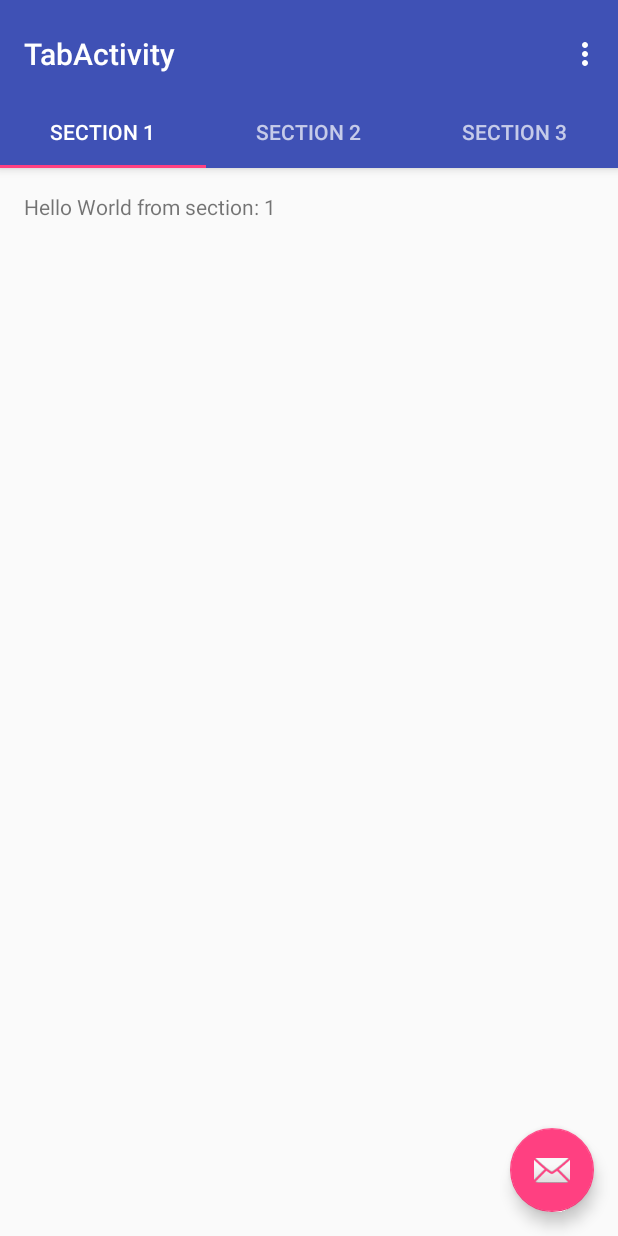
After one commit to subrahmanyamkavvala/Android-Lession, an Android app: the TabActivity screen opened directly, with no data from a screen before it, on a phone screen of 412 x 824 dp. The commit adds this screen. Run offline under Robolectric (Android 15) with nearby library versions, the phone set to English and light mode, and no system bars.

Commit message:
Fragment example

```diff
--- a/app/build.gradle
+++ b/app/build.gradle
@@ -21,6 +21,8 @@ android {
 
 dependencies {
     compile fileTree(include: ['*.jar'], dir: 'libs')
+    compile 'com.android.support:appcompat-v7:24.0.0-beta1'
+    compile 'com.android.support:design:24.0.0-beta1'
+    compile 'com.android.support:support-v4:24.0.0-beta1'
     testCompile 'junit:junit:4.12'
-    compile 'com.android.support:appcompat-v7:24.0.0-beta1'
 }
--- /dev/null
+++ b/app/src/main/java/com/practice/TabActivity.java
@@ -0,0 +1,162 @@
+package com.practice;
+
+import android.support.design.widget.TabLayout;
+import android.support.design.widget.FloatingActionButton;
+import android.support.design.widget.Snackbar;
+import android.support.v7.app.AppCompatActivity;
+import android.support.v7.widget.Toolbar;
+
+import android.support.v4.app.Fragment;
+import android.support.v4.app.FragmentManager;
+import android.support.v4.app.FragmentPagerAdapter;
+import android.support.v4.view.ViewPager;
+import android.os.Bundle;
+import android.view.LayoutInflater;
+import android.view.Menu;
+import android.view.MenuItem;
+import android.view.View;
+import android.view.ViewGroup;
+
+import android.widget.TextView;
+
+public class TabActivity extends AppCompatActivity {
+
+    /**
+     * The {@link android.support.v4.view.PagerAdapter} that will provide
+     * fragments for each of the sections. We use a
+     * {@link FragmentPagerAdapter} derivative, which will keep every
+     * loaded fragment in memory. If this becomes too memory intensive, it
+     * may be best to switch to a
+     * {@link android.support.v4.app.FragmentStatePagerAdapter}.
+     */
+    private SectionsPagerAdapter mSectionsPagerAdapter;
+
+    /**
+     * The {@link ViewPager} that will host the section contents.
+     */
+    private ViewPager mViewPager;
+
+    @Override
+    protected void onCreate(Bundle savedInstanceState) {
+        super.onCreate(savedInstanceState);
+        setContentView(R.layout.activity_tab);
+
+        Toolbar toolbar = (Toolbar) findViewById(R.id.toolbar);
+        setSupportActionBar(toolbar);
+        // Create the adapter that will return a fragment for each of the three
+        // primary sections of the activity.
+        mSectionsPagerAdapter = new SectionsPagerAdapter(getSupportFragmentManager());
+
+        // Set up the ViewPager with the sections adapter.
+        mViewPager = (ViewPager) findViewById(R.id.container);
+        mViewPager.setAdapter(mSectionsPagerAdapter);
+
+        TabLayout tabLayout = (TabLayout) findViewById(R.id.tabs);
+        tabLayout.setupWithViewPager(mViewPager);
+
+        FloatingActionButton fab = (FloatingActionButton) findViewById(R.id.fab);
+        fab.setOnClickListener(new View.OnClickListener() {
+            @Override
+            public void onClick(View view) {
+                Snackbar.make(view, "Replace with your own action", Snackbar.LENGTH_LONG)
+                        .setAction("Action", null).show();
+            }
+        });
+
+    }
+
+
+    @Override
+    public boolean onCreateOptionsMenu(Menu menu) {
+        // Inflate the menu; this adds items to the action bar if it is present.
+        getMenuInflater().inflate(R.menu.menu_tab, menu);
+        return true;
+    }
+
+    @Override
+    public boolean onOptionsItemSelected(MenuItem item) {
+        // Handle action bar item clicks here. The action bar will
+        // automatically handle clicks on the Home/Up button, so long
+        // as you specify a parent activity in AndroidManifest.xml.
+        int id = item.getItemId();
+
+        //noinspection SimplifiableIfStatement
+        if (id == R.id.action_settings) {
+            return true;
+        }
+
+        return super.onOptionsItemSelected(item);
+    }
+
+    /**
+     * A placeholder fragment containing a simple view.
+     */
+    public static class PlaceholderFragment extends Fragment {
+        /**
+         * The fragment argument representing the section number for this
+         * fragment.
+         */
+        private static final String ARG_SECTION_NUMBER = "section_number";
+
+        public PlaceholderFragment() {
+        }
+
+        /**
+         * Returns a new instance of this fragment for the given section
+         * number.
+         */
+        public static PlaceholderFragment newInstance(int sectionNumber) {
+            PlaceholderFragment fragment = new PlaceholderFragment();
+            Bundle args = new Bundle();
+            args.putInt(ARG_SECTION_NUMBER, sectionNumber);
+            fragment.setArguments(args);
+            return fragment;
+        }
+
+        @Override
+        public View onCreateView(LayoutInflater inflater, ViewGroup container,
+                                 Bundle savedInstanceState) {
+            View rootView = inflater.inflate(R.layout.fragment_tab, container, false);
+            TextView textView = (TextView) rootView.findViewById(R.id.section_label);
+            textView.setText(getString(R.string.section_format, getArguments().getInt(ARG_SECTION_NUMBER)));
+            return rootView;
+        }
+    }
+
+    /**
+     * A {@link FragmentPagerAdapter} that returns a fragment corresponding to
+     * one of the sections/tabs/pages.
+     */
+    public class SectionsPagerAdapter extends FragmentPagerAdapter {
+
+        public SectionsPagerAdapter(FragmentManager fm) {
+            super(fm);
+        }
+
+        @Override
+        public Fragment getItem(int position) {
+            // getItem is called to instantiate the fragment for the given page.
+            // Return a PlaceholderFragment (defined as a static inner class below).
+            return PlaceholderFragment.newInstance(position + 1);
+        }
+
+        @Override
+        public int getCount() {
+            // Show 3 total pages.
+            return 3;
+        }
+
+        @Override
+        public CharSequence getPageTitle(int position) {
+            switch (position) {
+                case 0:
+                    return "SECTION 1";
+                case 1:
+                    return "SECTION 2";
+                case 2:
+                    return "SECTION 3";
+            }
+            return null;
+        }
+    }
+}
--- /dev/null
+++ b/app/src/main/res/layout/activity_tab.xml
@@ -0,0 +1,49 @@
+<?xml version="1.0" encoding="utf-8"?>
+<android.support.design.widget.CoordinatorLayout xmlns:android="http://schemas.android.com/apk/res/android"
+    xmlns:app="http://schemas.android.com/apk/res-auto"
+    xmlns:tools="http://schemas.android.com/tools"
+    android:id="@+id/main_content"
+    android:layout_width="match_parent"
+    android:layout_height="match_parent"
+    android:fitsSystemWindows="true"
+    tools:context="com.practice.TabActivity">
+
+    <android.support.design.widget.AppBarLayout
+        android:id="@+id/appbar"
+        android:layout_width="match_parent"
+        android:layout_height="wrap_content"
+        android:paddingTop="@dimen/appbar_padding_top"
+        android:theme="@style/AppTheme.AppBarOverlay">
+
+        <android.support.v7.widget.Toolbar
+            android:id="@+id/toolbar"
+            android:layout_width="match_parent"
+            android:layout_height="?attr/actionBarSize"
+            android:background="?attr/colorPrimary"
+            app:layout_scrollFlags="scroll|enterAlways"
+            app:popupTheme="@style/AppTheme.PopupOverlay">
+
+        </android.support.v7.widget.Toolbar>
+
+        <android.support.design.widget.TabLayout
+            android:id="@+id/tabs"
+            android:layout_width="match_parent"
+            android:layout_height="wrap_content" />
+
+    </android.support.design.widget.AppBarLayout>
+
+    <android.support.v4.view.ViewPager
+        android:id="@+id/container"
+        android:layout_width="match_parent"
+        android:layout_height="match_parent"
+        app:layout_behavior="@string/appbar_scrolling_view_behavior" />
+
+    <android.support.design.widget.FloatingActionButton
+        android:id="@+id/fab"
+        android:layout_width="wrap_content"
+        android:layout_height="wrap_content"
+        android:layout_gravity="end|bottom"
+        android:layout_margin="@dimen/fab_margin"
+        app:srcCompat="@android:drawable/ic_dialog_email" />
+
+</android.support.design.widget.CoordinatorLayout>
--- /dev/null
+++ b/app/src/main/res/layout/fragment_tab.xml
@@ -0,0 +1,16 @@
+<RelativeLayout xmlns:android="http://schemas.android.com/apk/res/android"
+    xmlns:tools="http://schemas.android.com/tools"
+    android:layout_width="match_parent"
+    android:layout_height="match_parent"
+    android:paddingBottom="@dimen/activity_vertical_margin"
+    android:paddingLeft="@dimen/activity_horizontal_margin"
+    android:paddingRight="@dimen/activity_horizontal_margin"
+    android:paddingTop="@dimen/activity_vertical_margin"
+    tools:context="com.practice.TabActivity$PlaceholderFragment">
+
+    <TextView
+        android:id="@+id/section_label"
+        android:layout_width="wrap_content"
+        android:layout_height="wrap_content" />
+
+</RelativeLayout>
--- /dev/null
+++ b/app/src/main/res/menu/menu_tab.xml
@@ -0,0 +1,10 @@
+<menu xmlns:android="http://schemas.android.com/apk/res/android"
+    xmlns:app="http://schemas.android.com/apk/res-auto"
+    xmlns:tools="http://schemas.android.com/tools"
+    tools:context="com.practice.TabActivity">
+    <item
+        android:id="@+id/action_settings"
+        android:orderInCategory="100"
+        android:title="@string/action_settings"
+        app:showAsAction="never" />
+</menu>
--- /dev/null
+++ b/app/src/main/res/values-v21/styles.xml
@@ -0,0 +1,9 @@
+<resources>
+
+    <style name="AppTheme.NoActionBar">
+        <item name="windowActionBar">false</item>
+        <item name="windowNoTitle">true</item>
+        <item name="android:windowDrawsSystemBarBackgrounds">true</item>
+        <item name="android:statusBarColor">@android:color/transparent</item>
+    </style>
+</resources>
--- a/app/src/main/res/values/dimens.xml
+++ b/app/src/main/res/values/dimens.xml
@@ -2,4 +2,6 @@
     <!-- Default screen margins, per the Android Design guidelines. -->
     <dimen name="activity_horizontal_margin">16dp</dimen>
     <dimen name="activity_vertical_margin">16dp</dimen>
+    <dimen name="fab_margin">16dp</dimen>
+    <dimen name="appbar_padding_top">8dp</dimen>
 </resources>
--- a/app/src/main/res/values/strings.xml
+++ b/app/src/main/res/values/strings.xml
@@ -4,6 +4,12 @@
 
     <string name="sample">Sample</string>
     <string name="status_prompt">Choose a Status</string>
+    <string name="title_activity_tab">TabActivity</string>
+    <string name="action_settings">Settings</string>
+    <string name="section_format">Hello World from section: %1$d</string>
+
+    <!-- TODO: Remove or change this placeholder text -->
+    <string name="hello_blank_fragment">Hello blank fragment</string>
 
 
 </resources>
--- a/app/src/main/res/values/styles.xml
+++ b/app/src/main/res/values/styles.xml
@@ -8,4 +8,13 @@
         <item name="colorAccent">@color/colorAccent</item>
     </style>
 
+    <style name="AppTheme.NoActionBar">
+        <item name="windowActionBar">false</item>
+        <item name="windowNoTitle">true</item>
+    </style>
+
+    <style name="AppTheme.AppBarOverlay" parent="ThemeOverlay.AppCompat.Dark.ActionBar" />
+
+    <style name="AppTheme.PopupOverlay" parent="ThemeOverlay.AppCompat.Light" />
+
 </resources>
```
Also changed, not shown: app/src/main/AndroidManifest.xml (+9 -7 lines), app/src/main/java/com/practice/DetailFragment.java (added, +109 -0 lines), app/src/main/java/com/practice/FragmentExample.java (added, +29 -0 lines), app/src/main/java/com/practice/MainActivity.java (+13 -0 lines), app/src/main/java/com/practice/TitleFragment.java (added, +163 -0 lines), app/src/main/res/layout/activity_fragment_example.xml (added, +7 -0 lines), app/src/main/res/layout/fragment_detail.xml (added, +21 -0 lines), app/src/main/res/layout/fragment_title.xml (added, +78 -0 lines).
